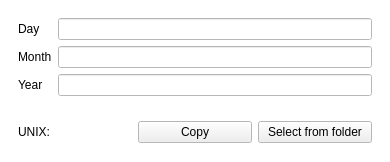
industdev/Naughty-Archiver-2000, file lib/ui/UnixCreator.ui: the form before one commit.
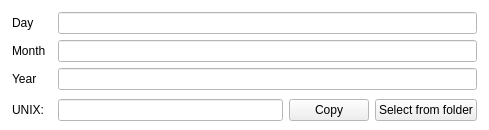
The form after the commit.

Commit message: unix,varhelper fix

```diff
--- a/lib/ui/UnixCreator.ui
+++ b/lib/ui/UnixCreator.ui
@@ -6,8 +6,8 @@
    <rect>
     <x>0</x>
     <y>0</y>
-    <width>390</width>
-    <height>162</height>
+    <width>489</width>
+    <height>120</height>
    </rect>
   </property>
   <property name="palette">
@@ -93,6 +93,21 @@
    <item row="0" column="0">
     <widget class="QWidget" name="widget" native="true">
      <layout class="QVBoxLayout" name="verticalLayout_2">
+      <property name="spacing">
+       <number>0</number>
+      </property>
+      <property name="leftMargin">
+       <number>3</number>
+      </property>
+      <property name="topMargin">
+       <number>3</number>
+      </property>
+      <property name="rightMargin">
+       <number>3</number>
+      </property>
+      <property name="bottomMargin">
+       <number>3</number>
+      </property>
       <item>
        <widget class="QWidget" name="widget_2" native="true">
         <property name="sizePolicy">
@@ -114,6 +129,12 @@
          </item>
          <item row="1" column="0">
           <widget class="QLabel" name="label_2">
+           <property name="minimumSize">
+            <size>
+             <width>40</width>
+             <height>0</height>
+            </size>
+           </property>
            <property name="text">
             <string>Month</string>
            </property>
@@ -137,14 +158,35 @@
       </item>
       <item>
        <widget class="QWidget" name="widget_3" native="true">
+        <property name="sizePolicy">
+         <sizepolicy hsizetype="Preferred" vsizetype="Maximum">
+          <horstretch>0</horstretch>
+          <verstretch>0</verstretch>
+         </sizepolicy>
+        </property>
         <layout class="QHBoxLayout" name="horizontalLayout">
+         <property name="topMargin">
+          <number>0</number>
+         </property>
+         <property name="bottomMargin">
+          <number>6</number>
+         </property>
          <item>
           <widget class="QLabel" name="lbl_unix">
+           <property name="minimumSize">
+            <size>
+             <width>40</width>
+             <height>0</height>
+            </size>
+           </property>
            <property name="text">
             <string>UNIX: </string>
            </property>
           </widget>
          </item>
+         <item>
+          <widget class="QLineEdit" name="cfg_result"/>
+         </item>
          <item>
           <widget class="QPushButton" name="btn_copy">
            <property name="text">
@@ -162,6 +204,19 @@
         </layout>
        </widget>
       </item>
+      <item>
+       <spacer name="verticalSpacer">
+        <property name="orientation">
+         <enum>Qt::Orientation::Vertical</enum>
+        </property>
+        <property name="sizeHint" stdset="0">
+         <size>
+          <width>20</width>
+          <height>0</height>
+         </size>
+        </property>
+       </spacer>
+      </item>
      </layout>
     </widget>
    </item>
```
Left out of the diff: 4 changed lines with no effect on the pictures. The commit also changes 11 other files.
